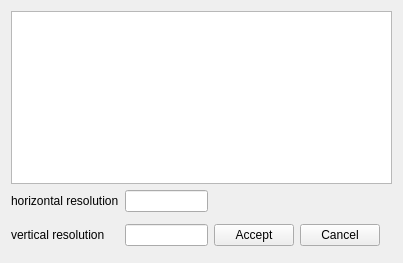
Qt form ui/resolutioncalculator.ui (jonasstein/clip) before a commit.
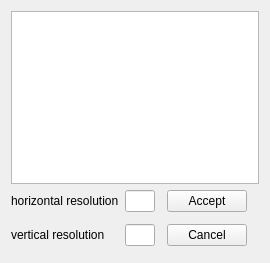
The same form after that commit.

The edit to the form file:
```diff
--- a/ui/resolutioncalculator.ui
+++ b/ui/resolutioncalculator.ui
@@ -6,7 +6,7 @@
    <rect>
     <x>0</x>
     <y>0</y>
-    <width>403</width>
+    <width>270</width>
     <height>263</height>
    </rect>
   </property>
@@ -25,6 +25,9 @@
      <attribute name="horizontalHeaderStretchLastSection">
       <bool>true</bool>
      </attribute>
+     <attribute name="verticalHeaderVisible">
+      <bool>false</bool>
+     </attribute>
     </widget>
    </item>
    <item row="1" column="0">
@@ -74,7 +77,7 @@
      </property>
     </widget>
    </item>
-   <item row="3" column="2">
+   <item row="1" column="3">
     <widget class="QPushButton" name="acceptButton">
      <property name="text">
       <string>Accept</string>
```
Left out of the diff: 9 changed lines with no effect on the pictures.
